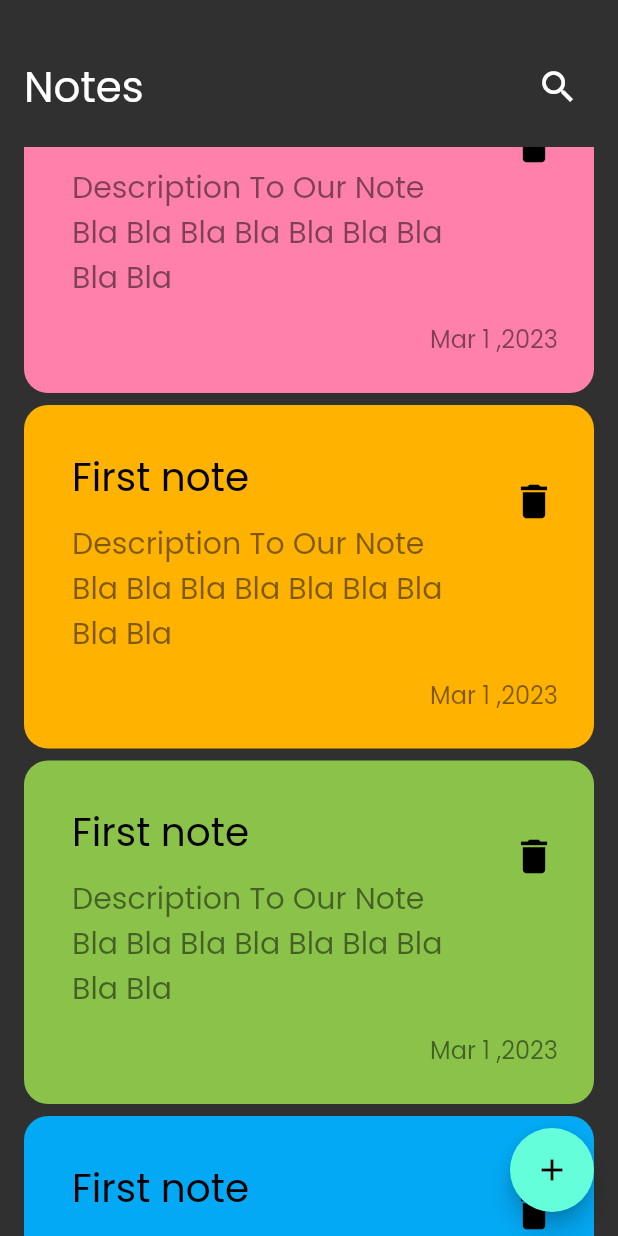
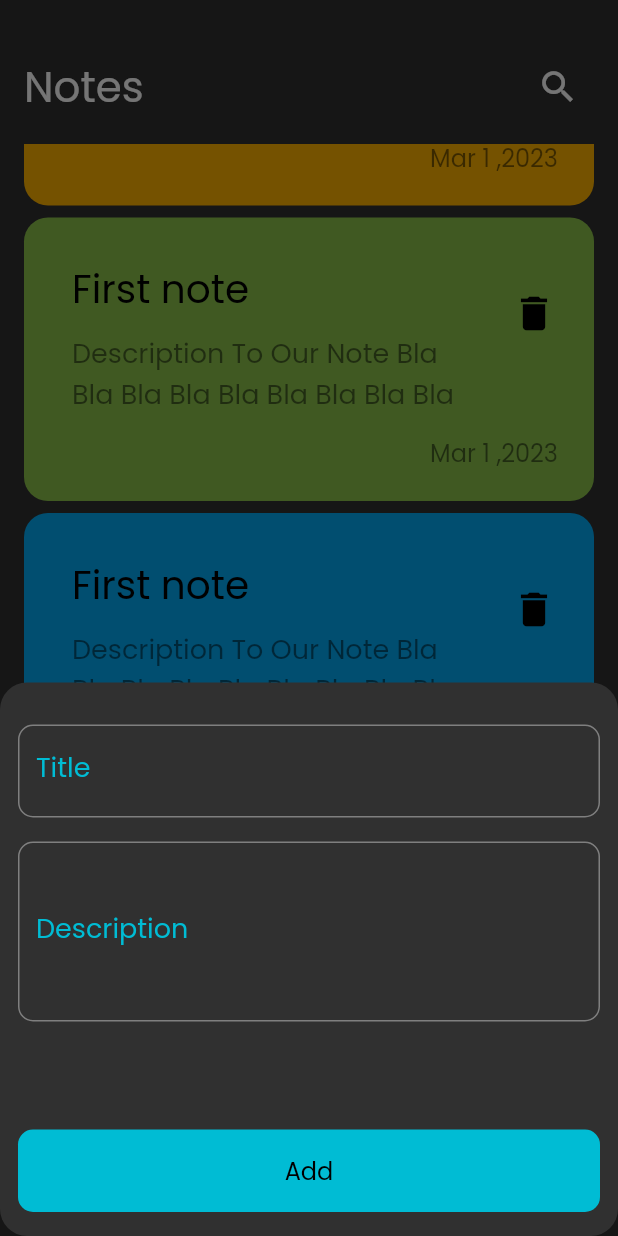
Before and after one commit to youssefhedefa/Note-App, a Flutter app: the screen it shows after launch, scrolled down 1728 dp, after a tap on the "add" icon, on a phone screen of 412 x 824 dp. Run offline on Flutter 3.47's test engine with Material 2 defaults, Android fonts, the phone set to English and light mode, and no system bars.

Commit message:
finish floating button sheet

```diff
--- a/lib/main.dart
+++ b/lib/main.dart
@@ -1,5 +1,6 @@
 import 'package:flutter/material.dart';
 import 'package:flutter/services.dart';
+import 'package:note_app/views/constants.dart';
 import 'package:note_app/views/notes_view.dart';
 
 void main() {
@@ -15,7 +16,7 @@ class MyApp extends StatelessWidget {
     return MaterialApp(
       title: 'Notes',
       theme: ThemeData(
-        primarySwatch: Colors.grey,
+        primarySwatch: primaryColor,
         brightness: Brightness.dark,
         fontFamily: 'Poppins',
 
--- /dev/null
+++ b/lib/views/constants.dart
@@ -0,0 +1,3 @@
+import 'package:flutter/material.dart';
+
+const primaryColor = Colors.cyan;
--- a/lib/views/notes_view.dart
+++ b/lib/views/notes_view.dart
@@ -1,16 +1,29 @@
 import 'package:flutter/material.dart';
+import 'package:note_app/views/constants.dart';
+import 'package:note_app/views/widget/add_note_bottom_sheet.dart';
 import 'package:note_app/views/widget/notes_app_body.dart';
 
+//Main Screen
 class NotesView extends StatelessWidget {
   const NotesView({Key? key}) : super(key: key);
 
   @override
   Widget build(BuildContext context) {
-    return  Scaffold(
+    return Scaffold(
       floatingActionButton: FloatingActionButton(
-          onPressed: (){},
+        onPressed: () {
+          showModalBottomSheet(
+              shape: RoundedRectangleBorder(
+                borderRadius: BorderRadius.circular(18),
+              ),
+              context: context,
+              builder: (context) {
+                return const AddNoteBottomSheet();
+              });
+        },
+        backgroundColor: primaryColor,
         child: const Icon(
-            Icons.add,
+          Icons.add,
         ),
       ),
       body: const NotesAppBody(),
--- /dev/null
+++ b/lib/views/widget/add_note_bottom_sheet.dart
@@ -0,0 +1,40 @@
+import 'package:flutter/material.dart';
+import 'custom_button.dart';
+import 'custom_text_field.dart';
+
+class AddNoteBottomSheet extends StatelessWidget {
+  const AddNoteBottomSheet({Key? key}) : super(key: key);
+
+  @override
+  Widget build(BuildContext context) {
+    return Padding(
+      padding: const EdgeInsets.only(left: 12, right: 12, bottom: 16, top: 28),
+      child: SingleChildScrollView(
+        child: Column(
+          children: const [
+            Padding(
+              padding: EdgeInsets.only(bottom: 16),
+              child: CustomTextField(
+                label: 'Title',
+              ),
+            ),
+            Padding(
+              padding: EdgeInsets.only(bottom: 24),
+              child: SizedBox(
+                height: 120,
+                child: CustomTextField(
+                  label: 'Description',
+                  expand: true,
+                ),
+              ),
+            ),
+            SizedBox(
+              height: 48,
+            ),
+            CustomButton(),
+          ],
+        ),
+      ),
+    );
+  }
+}
--- a/lib/views/widget/custom_app_bar.dart
+++ b/lib/views/widget/custom_app_bar.dart
@@ -7,7 +7,10 @@ class CustomAppBar extends StatelessWidget {
   Widget build(BuildContext context) {
     return Padding(
       padding: const EdgeInsetsDirectional.only(
-          start: 16, end: 16, top: 34, bottom: 16),
+        start: 16,
+        end: 16,
+        top: 34,
+      ),
       child: Row(
         children: [
           const Text(
--- /dev/null
+++ b/lib/views/widget/custom_button.dart
@@ -0,0 +1,29 @@
+
+import 'package:flutter/material.dart';
+
+import '../constants.dart';
+class CustomButton extends StatelessWidget {
+  const CustomButton({Key? key}) : super(key: key);
+
+  @override
+  Widget build(BuildContext context) {
+    return  Container(
+      width: MediaQuery.of(context).size.width,
+      height: 55,
+      decoration: BoxDecoration(
+        color: primaryColor,
+        borderRadius: BorderRadius.circular(10),
+      ),
+      child: TextButton(
+        onPressed: () {},
+        child: const Text(
+          'Add',
+          style: TextStyle(
+            color: Colors.black,
+            fontSize: 16,
+          ),
+        ),
+      ),
+    );
+  }
+}
--- a/lib/views/widget/custom_note_item.dart
+++ b/lib/views/widget/custom_note_item.dart
@@ -13,7 +13,7 @@ class NoteItem extends StatelessWidget {
         padding: const EdgeInsets.only(
             left: 16,
             top: 24,
-            bottom: 24
+            bottom: 20
         ),
         decoration: BoxDecoration(
           borderRadius: BorderRadius.circular(16),
@@ -40,7 +40,7 @@ class NoteItem extends StatelessWidget {
                   // overflow: TextOverflow.ellipsis,
                   style: TextStyle(
                     color: Colors.black.withOpacity(0.5),
-                    fontSize: 20,
+                    fontSize: 18,
                   ),
 
                 ),
@@ -63,7 +63,7 @@ class NoteItem extends StatelessWidget {
                 ),
 
               ),
-            ),
+            ), //date
           ],
         ),
       ),
--- /dev/null
+++ b/lib/views/widget/custom_text_field.dart
@@ -0,0 +1,48 @@
+import 'package:flutter/material.dart';
+
+import '../constants.dart';
+
+class CustomTextField extends StatelessWidget {
+  const CustomTextField(
+      {Key? key,
+        required this.label,
+        this.expand = false,
+        this.fontSize,
+        this.color,
+        this.borderRadius,
+        this.textEditingController})
+      : super(key: key);
+
+  final String label;
+  final bool expand;
+  final double? fontSize;
+  final Color? color;
+  final double? borderRadius;
+  final TextEditingController? textEditingController;
+
+  @override
+  Widget build(BuildContext context) {
+    return TextFormField(
+      controller: textEditingController ?? TextEditingController(),
+      minLines: null,
+      maxLines: null,
+      expands: expand,
+
+      decoration: InputDecoration(
+        label: Text(
+          label,
+          style: TextStyle(
+            color: color ?? primaryColor,
+            fontSize: fontSize ?? 18,
+          ),
+        ),
+        focusedBorder: const OutlineInputBorder(
+          borderSide: BorderSide(color: primaryColor),
+        ),
+        border: OutlineInputBorder(
+          borderRadius: BorderRadius.circular(borderRadius ?? 10),
+        ),
+      ),
+    );
+  }
+}
--- a/lib/views/widget/note_list_view.dart
+++ b/lib/views/widget/note_list_view.dart
@@ -9,7 +9,10 @@ class NoteList extends StatelessWidget {
   @override
   Widget build(BuildContext context) {
     return Expanded(
+      child: Padding(
+        padding: const EdgeInsets.symmetric(vertical: 14),
         child: ListView.builder(
+          padding: EdgeInsets.zero,
           physics: const BouncingScrollPhysics(),
           itemBuilder: (context, index) =>  Padding(
             padding: const EdgeInsets.symmetric(vertical: 4),
@@ -17,6 +20,7 @@ class NoteList extends StatelessWidget {
           ),
           itemCount: 20,
         ),
+      ),
     );
   }
 }
```
Lines whose indentation alone changed are shown as unchanged.
